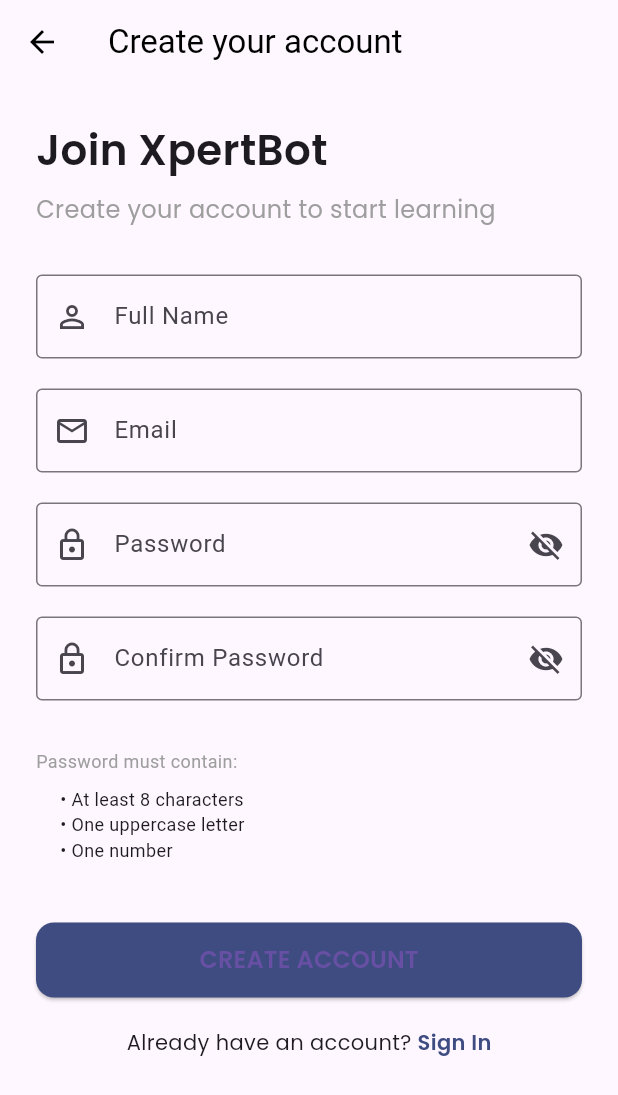
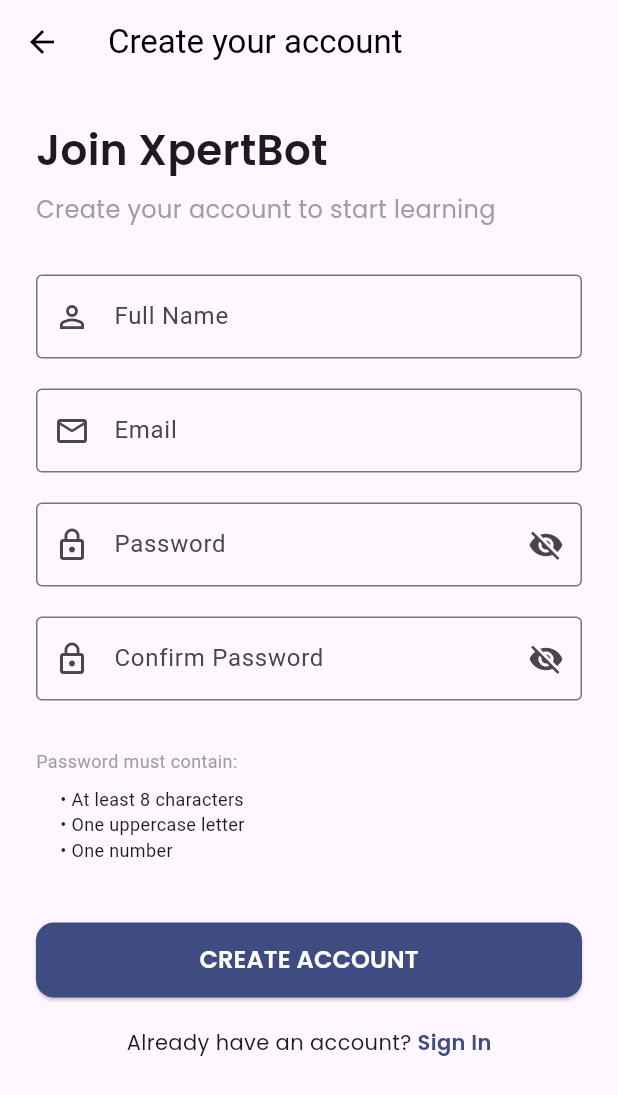
Before and after one commit to CharbelElia05/xpertbot-mobile, a Flutter app: the screen it shows after launch, after a tap on "Sign up", on a phone screen of 412 x 824 dp. Shown: the top 1095 px of the screen. Run offline on Flutter 3.47's test engine with Material 3 defaults, Android fonts, the phone set to English and light mode, and no system bars; our stand-ins replace cloud_firestore, connectivity_plus, firebase_auth, firebase_core, firebase_messaging, flutter_local_notifications and 2 more; accounts and stored records are empty.

Commit message:
project finished

```diff
--- a/lib/main.dart
+++ b/lib/main.dart
@@ -6,6 +6,8 @@
 import 'package:flutter/foundation.dart' show kIsWeb; // ← ADD THIS IMPORT
 
 import 'controllers/auth_controller.dart';
+import 'controllers/course_controller.dart';
+
 import 'screens/splash_screen.dart';
 import 'screens/welcome_screen.dart';
 import 'screens/login_screen.dart';
@@ -41,8 +43,13 @@
   await NotificationService.initialize();
 
   runApp(
-    ChangeNotifierProvider(
-      create: (_) => AuthController(),
+    MultiProvider(
+      providers: [
+        ChangeNotifierProvider(create: (_) => AuthController()),
+        ChangeNotifierProvider(
+          create: (_) => CourseController(),
+        ), // 👈 added line
+      ],
       child: const XpertBotApp(),
     ),
   );
--- a/lib/screens/register_screen.dart
+++ b/lib/screens/register_screen.dart
@@ -289,6 +289,7 @@
                               fontSize: 16,
                               fontWeight: FontWeight.bold,
                               fontFamily: 'Poppins',
+                              color: Colors.white, // 👈 added this line
                             ),
                           ),
                         ),
--- a/lib/screens/welcome_screen.dart
+++ b/lib/screens/welcome_screen.dart
@@ -12,10 +12,12 @@
           padding: const EdgeInsets.symmetric(horizontal: 24),
           child: Column(
             mainAxisAlignment: MainAxisAlignment.center,
-            crossAxisAlignment: CrossAxisAlignment.start,
+            crossAxisAlignment:
+                CrossAxisAlignment.center, // 👈 Center horizontally
             children: [
               const Text(
                 'Welcome to',
+                textAlign: TextAlign.center, // 👈 Center the text itself
                 style: TextStyle(
                   fontFamily: 'Poppins',
                   fontWeight: FontWeight.w600,
@@ -25,28 +27,30 @@
                 ),
               ),
               const SizedBox(height: 16),
-              Center(child: Image.asset('assets/images/logo.png', width: 100)),
+
+              // Logo
+              Image.asset('assets/images/logo.png', width: 100),
+
               const SizedBox(height: 16),
-              const Center(
-                child: Text(
+
+              const Text(
                 'XpertBot Academy',
+                textAlign: TextAlign.center,
                 style: TextStyle(
                   fontFamily: 'Poppins',
                   fontWeight: FontWeight.bold,
                   fontSize: 28,
-                    color: Color(0xFF3E4C81), // Your blue for brand emphasis
-                  ),
+                  color: Color(0xFF3E4C81),
                 ),
               ),
               const SizedBox(height: 8),
-              const Center(
-                child: Text(
+              const Text(
                 'Learn. Grow. Succeed.',
+                textAlign: TextAlign.center,
                 style: TextStyle(
                   fontFamily: 'Poppins',
                   fontSize: 16,
                   color: Colors.grey,
-                  ),
                 ),
               ),
               const SizedBox(height: 40),
@@ -78,8 +82,7 @@
               const SizedBox(height: 16),
 
               // Login Link
-              Center(
-                child: GestureDetector(
+              GestureDetector(
                 onTap: () => Navigator.pushNamed(context, '/login'),
                 child: const Text.rich(
                   TextSpan(
@@ -95,23 +98,20 @@
                       ),
                     ],
                   ),
-                  ),
+                  textAlign: TextAlign.center,
                 ),
               ),
 
               const SizedBox(height: 24),
 
               // Read More Button
-              Center(
-                child: SizedBox(
+              SizedBox(
                 width: 286,
                 height: 59,
                 child: ElevatedButton(
                   onPressed: () => Navigator.pushNamed(context, '/about'),
                   style: ElevatedButton.styleFrom(
-                      backgroundColor: const Color(
-                        0xFF9CD5C2,
-                      ), // Your exact green
+                    backgroundColor: const Color(0xFF9CD5C2),
                     shape: RoundedRectangleBorder(
                       borderRadius: BorderRadius.circular(12),
                     ),
@@ -122,9 +122,8 @@
                     style: TextStyle(
                       fontFamily: 'Poppins',
                       fontSize: 16,
-                        color: Color(0xFF2D3748), // Dark gray for contrast
+                      color: Color(0xFF2D3748),
                       fontWeight: FontWeight.w500,
-                      ),
                     ),
                   ),
                 ),
--- a/lib/services/notification_service.dart
+++ b/lib/services/notification_service.dart
@@ -1,162 +1,128 @@
+import 'dart:io';
+import 'package:flutter_local_notifications/flutter_local_notifications.dart';
 import 'package:firebase_messaging/firebase_messaging.dart';
 
 class NotificationService {
-  static final FirebaseMessaging _firebaseMessaging =
-      FirebaseMessaging.instance;
+  static final FirebaseMessaging _fm = FirebaseMessaging.instance;
+  static final FlutterLocalNotificationsPlugin _fln =
+      FlutterLocalNotificationsPlugin();
 
-  // Initialize notifications completely
+  static const AndroidNotificationChannel _channel = AndroidNotificationChannel(
+    'default_channel', // id
+    'General Notifications', // title
+    description: 'App notifications',
+    importance: Importance.high,
+  );
+
   static Future<void> initialize() async {
     try {
-      // Request permission (iOS)
-      NotificationSettings settings = await _firebaseMessaging
-          .requestPermission(alert: true, badge: true, sound: true);
+      // Ask permission (Android 13+/iOS)
+      final settings = await _fm.requestPermission(
+        alert: true,
+        badge: true,
+        sound: true,
+      );
+      print('Notification permission: ${settings.authorizationStatus}');
 
-      print('Notification permission status: ${settings.authorizationStatus}');
+      // Local notifications init
+      const initAndroid = AndroidInitializationSettings('ic_notification');
+      const initSettings = InitializationSettings(android: initAndroid);
+      await _fln.initialize(
+        initSettings,
+        onDidReceiveNotificationResponse: (resp) {
+          // Handle taps on foreground notifications if needed
+          // print('Tapped payload: ${resp.payload}');
+        },
+      );
 
-      if (settings.authorizationStatus == AuthorizationStatus.authorized) {
-        print('User granted notification permission');
+      // Create the Android channel (safe to call multiple times)
+      await _fln
+          .resolvePlatformSpecificImplementation<
+            AndroidFlutterLocalNotificationsPlugin
+          >()
+          ?.createNotificationChannel(_channel);
 
-        // Get FCM token
-        String? token = await _getFCMToken();
+      // Token (for console test)
+      final token = await _fm.getToken();
+      print('🔹 FCM Token: $token');
 
-        // Setup message handlers
-        _setupMessageHandlers();
+      // Background/terminated handler must be set at app start (you already do in main)
+      // FirebaseMessaging.onBackgroundMessage(_firebaseMessagingBackgroundHandler);
 
-        // Subscribe to topics
-        await _subscribeToTopics();
+      // Foreground messages -> show local notif
+      FirebaseMessaging.onMessage.listen(_onForegroundMessage);
 
-        print('Notification service initialized successfully');
-      } else {
-        print('User declined or has provisional notification permission');
-      }
+      // Opened from background
+      FirebaseMessaging.onMessageOpenedApp.listen(_handleMessageNavigation);
+
+      // Opened from terminated
+      final initial = await _fm.getInitialMessage();
+      if (initial != null) _handleMessageNavigation(initial);
+
+      // Topics (optional)
+      await subscribeToTopics();
+
+      print('✅ NotificationService initialized');
     } catch (e) {
-      print('Error initializing notifications: $e');
+      print('❌ Notification init error: $e');
     }
   }
 
-  static Future<String?> _getFCMToken() async {
-    try {
-      String? token = await _firebaseMessaging.getToken();
-      print('FCM Token: $token');
+  static void _onForegroundMessage(RemoteMessage message) {
+    final n = message.notification;
+    final title = n?.title ?? 'XpertBot Academy';
+    final body = n?.body ?? 'New notification';
+    print('📱 Foreground message: ${message.data}');
 
-      // Save token to Firestore (for sending targeted notifications)
-      _saveTokenToFirestore(token);
-
-      return token;
-    } catch (e) {
-      print('Error getting FCM token: $e');
-      return null;
+    // Show a heads-up notification on Android
+    if (Platform.isAndroid) {
+      _fln.show(
+        n.hashCode,
+        title,
+        body,
+        NotificationDetails(
+          android: AndroidNotificationDetails(
+            _channel.id,
+            _channel.name,
+            channelDescription: _channel.description,
+            importance: Importance.high,
+            priority: Priority.high,
+            icon: 'ic_notification',
+          ),
+        ),
+        payload: message.data.toString(),
+      );
     }
   }
 
-  static void _saveTokenToFirestore(String? token) {
-    if (token != null) {
-      // TODO: Save token to Firestore user document
-      // Example: FirebaseFirestore.instance.collection('users').doc(userId).update({'fcmToken': token});
-      print('Save this token to user document: $token');
+  static void _handleMessageNavigation(RemoteMessage message) {
+    final data = message.data;
+    print('🔁 Opened from notification. Data: $data');
+    // TODO: use a navigator/service to route based on `data`
+    // e.g., if (data['type'] == 'new_course') { ... }
+  }
+
+  // ---- Topics API you already had ----
+  static Future<void> subscribeToTopics() async {
+    try {
+      await _fm.subscribeToTopic('all_users');
+      await _fm.subscribeToTopic('xpertbot_academy');
+      await _fm.subscribeToTopic('web_development');
+      await _fm.subscribeToTopic('mobile_development');
+      print('✅ Subscribed to topics');
+    } catch (e) {
+      print('❌ Topic subscribe error: $e');
     }
   }
 
-  static void _setupMessageHandlers() {
-    // Handle when app is in FOREGROUND
-    FirebaseMessaging.onMessage.listen((RemoteMessage message) {
-      print('📱 Foreground message received!');
-      print('Message ID: ${message.messageId}');
-      print('Message data: ${message.data}');
-      print('Message notification: ${message.notification}');
-
-      // Show local notification
-      _showLocalNotification(message);
-    });
-
-    // Handle when app is in BACKGROUND but opened
-    FirebaseMessaging.onMessageOpenedApp.listen((RemoteMessage message) {
-      print('📱 Background message opened!');
-      print('Message data: ${message.data}');
-
-      // Navigate to specific screen based on message data
-      _handleMessageNavigation(message);
-    });
-
-    // Handle initial message when app is launched from terminated state
-    FirebaseMessaging.instance.getInitialMessage().then((
-      RemoteMessage? message,
-    ) {
-      if (message != null) {
-        print('📱 App launched from notification!');
-        print('Message data: ${message.data}');
-        _handleMessageNavigation(message);
-      }
-    });
-  }
-
-  static void _showLocalNotification(RemoteMessage message) {
-    // For now, we'll just print since we don't have flutter_local_notifications
-    // In production, you'd show a proper local notification
-
-    final title = message.notification?.title ?? 'XpertBot Academy';
-    final body = message.notification?.body ?? 'New notification';
-
-    print('🔔 Show notification: $title - $body');
-
-    // You can add flutter_local_notifications later for better UX
-    // _localNotifications.show(...);
-  }
-
-  static void _handleMessageNavigation(RemoteMessage message) {
-    // Navigate based on message data
-    final data = message.data;
-
-    if (data['type'] == 'new_course') {
-      print('🎯 Navigate to new course: ${data['course_id']}');
-      // Navigator.push(context, MaterialPageRoute(builder: (_) => CourseDetailScreen()));
-    } else if (data['type'] == 'reminder') {
-      print('🎯 Navigate to home for reminder');
-      // Navigator.push(context, MaterialPageRoute(builder: (_) => HomeScreen()));
-    } else if (data['type'] == 'achievement') {
-      print('🎯 Navigate to profile for achievement');
-      // Navigator.push(context, MaterialPageRoute(builder: (_) => ProfileScreen()));
-    } else {
-      print('🎯 Navigate to home (default)');
-      // Navigator.push(context, MaterialPageRoute(builder: (_) => HomeScreen()));
+  static Future<void> unsubscribeFromTopic(String topic) async {
+    try {
+      await _fm.unsubscribeFromTopic(topic);
+      print('✅ Unsubscribed: $topic');
+    } catch (e) {
+      print('❌ Unsubscribe error: $e');
     }
   }
 
-  // Subscribe to topics - MAKE THIS PUBLIC
-  static Future<void> subscribeToTopics() async {
-    try {
-      await _firebaseMessaging.subscribeToTopic('all_users');
-      await _firebaseMessaging.subscribeToTopic('xpertbot_academy');
-      await _firebaseMessaging.subscribeToTopic('web_development');
-      await _firebaseMessaging.subscribeToTopic('mobile_development');
-      print('✅ Subscribed to notification topics');
-    } catch (e) {
-      print('❌ Error subscribing to topics: $e');
-    }
-  }
-
-  // Private method for automatic subscription during initialization
-  static Future<void> _subscribeToTopics() async {
-    await subscribeToTopics(); // Call the public method
-  }
-
-  // Unsubscribe from topics (optional)
-  static Future<void> unsubscribeFromTopic(String topic) async {
-    try {
-      await _firebaseMessaging.unsubscribeFromTopic(topic);
-      print('✅ Unsubscribed from topic: $topic');
-    } catch (e) {
-      print('❌ Error unsubscribing from topic: $e');
-    }
-  }
-
-  // Get current FCM token
-  static Future<String?> getCurrentToken() async {
-    try {
-      return await _firebaseMessaging.getToken();
-    } catch (e) {
-      print('❌ Error getting current token: $e');
-      return null;
-    }
-  }
+  static Future<String?> getCurrentToken() => _fm.getToken();
 }
--- a/pubspec.yaml
+++ b/pubspec.yaml
@@ -36,7 +36,8 @@
   provider: ^6.1.5+1
   youtube_player_flutter: 9.0.4
   connectivity_plus: ^5.0.1
-  firebase_messaging: ^14.7.1
+  firebase_messaging: ^14.9.2
+  flutter_local_notifications: ^17.2.3
 
 
   # UPDATED FIREBASE PACKAGES - COMPATIBLE VERSIONS:
```
Also changed, not shown: lib/screens/login_screen.dart (+0 -40 lines), pubspec.lock, 2 other files. Lines whose indentation alone changed are shown as unchanged.
